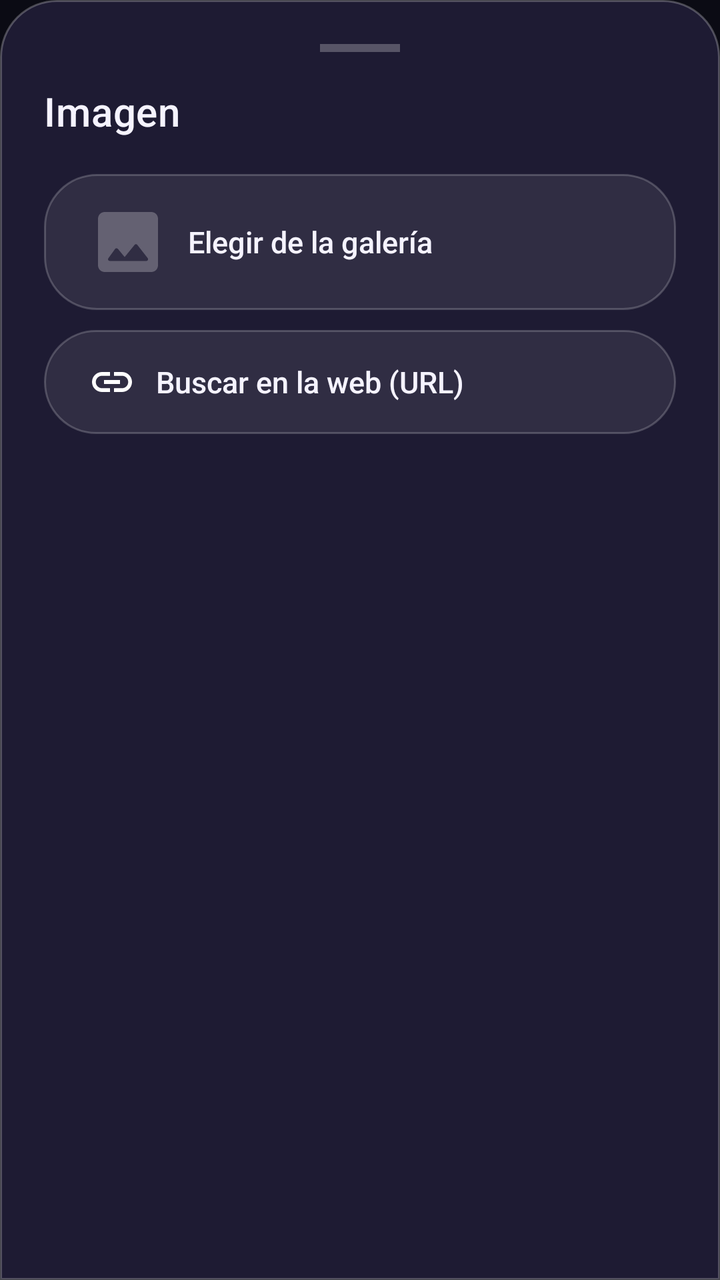
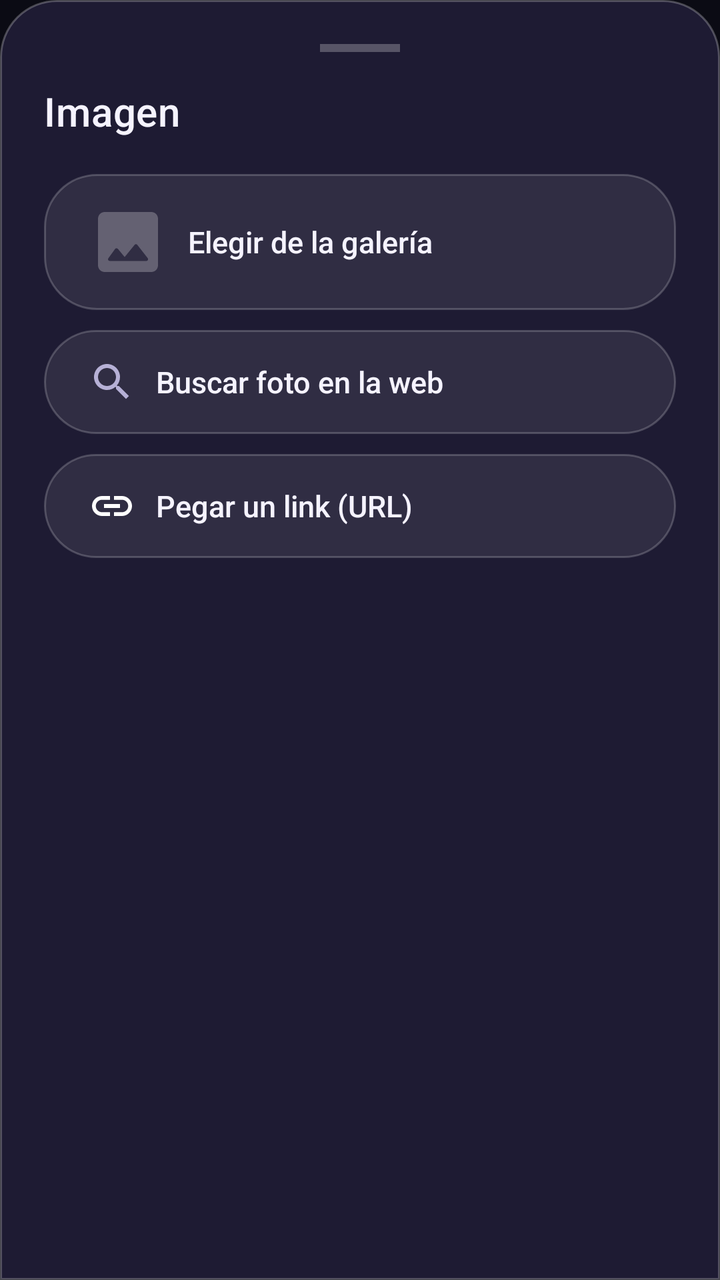

Screens rendered from an Android XML layout before and after an edit, with the pre-edit source and the edit as a unified diff.
<!-- AndroidManifest.xml: application theme Theme.DondeMierdaIba -->
<!-- res/layout/dialog_image_source.xml -->
<?xml version="1.0" encoding="utf-8"?>
<LinearLayout xmlns:android="http://schemas.android.com/apk/res/android"
    android:layout_width="match_parent"
    android:layout_height="wrap_content"
    android:background="@drawable/bg_glass_sheet"
    android:orientation="vertical"
    android:padding="22dp">

    <View
        android:layout_width="40dp"
        android:layout_height="4dp"
        android:layout_gravity="center_horizontal"
        android:background="#40FFFFFF" />

    <TextView
        android:layout_width="wrap_content"
        android:layout_height="wrap_content"
        android:layout_marginTop="16dp"
        android:text="@string/field_image"
        android:textAppearance="@style/TextAppearance.DMI.Title" />

    <Button
        android:id="@+id/btnGallery"
        style="@style/Widget.DMI.AppleButton.Ghost"
        android:layout_width="match_parent"
        android:layout_height="wrap_content"
        android:layout_marginTop="18dp"
        android:drawableStart="@drawable/ic_image_placeholder"
        android:drawablePadding="10dp"
        android:gravity="center_vertical|start"
        android:text="@string/pick_from_gallery" />

    <Button
        android:id="@+id/btnWeb"
        style="@style/Widget.DMI.AppleButton.Ghost"
        android:layout_width="match_parent"
        android:layout_height="wrap_content"
        android:layout_marginTop="10dp"
        android:drawableStart="@drawable/ic_link"
        android:drawablePadding="10dp"
        android:gravity="center_vertical|start"
        android:text="@string/pick_from_web" />

    <LinearLayout
        android:id="@+id/webUrlRow"
        android:layout_width="match_parent"
        android:layout_height="wrap_content"
        android:layout_marginTop="12dp"
        android:orientation="horizontal"
        android:visibility="gone">

        <EditText
            android:id="@+id/edtWebUrl"
            android:layout_width="0dp"
            android:layout_height="wrap_content"
            android:layout_weight="1"
            android:background="@drawable/bg_glass_input"
            android:hint="@string/web_url_hint"
            android:inputType="textUri"
            android:maxLines="1"
            android:textColor="@color/text_primary"
            android:textColorHint="@color/text_muted" />

        <ImageButton
            android:id="@+id/btnConfirmWebUrl"
            android:layout_width="44dp"
            android:layout_height="44dp"
            android:layout_marginStart="8dp"
            android:background="@drawable/bg_button_apple_normal"
            android:padding="10dp"
            android:src="@drawable/ic_check" />

    </LinearLayout>

</LinearLayout>
<!-- resources referenced by this layout -->
<resources>
  <color name="text_muted">#7B7699</color>
  <color name="text_primary">#F5F3FF</color>
  <!-- drawable bg_button_apple_normal (drawable) -->
  <?xml version="1.0" encoding="utf-8"?>
  <shape xmlns:android="http://schemas.android.com/apk/res/android">
      <gradient
          android:angle="90"
          android:startColor="@color/accent_violet"
          android:endColor="#6D28D9"
          android:type="linear" />
      <corners android:radius="26dp" />
  </shape>
  <!-- drawable bg_glass_input (drawable) -->
  <?xml version="1.0" encoding="utf-8"?>
  <shape xmlns:android="http://schemas.android.com/apk/res/android">
      <solid android:color="#1AFFFFFF" />
      <corners android:radius="16dp" />
      <stroke android:width="1dp" android:color="#33FFFFFF" />
      <padding android:left="16dp" android:right="16dp" android:top="12dp" android:bottom="12dp" />
  </shape>
  <!-- drawable bg_glass_sheet (drawable) -->
  <?xml version="1.0" encoding="utf-8"?>
  <shape xmlns:android="http://schemas.android.com/apk/res/android">
      <solid android:color="#1E1B33" />
      <corners
          android:topLeftRadius="28dp"
          android:topRightRadius="28dp" />
      <stroke android:width="1dp" android:color="@color/glass_stroke" />
  </shape>
  <!-- drawable ic_check (drawable) -->
  <?xml version="1.0" encoding="utf-8"?>
  <vector xmlns:android="http://schemas.android.com/apk/res/android"
      android:width="24dp" android:height="24dp" android:viewportWidth="24" android:viewportHeight="24">
      <path android:fillColor="#FFFFFF" android:pathData="M9,16.17L4.83,12l-1.42,1.41L9,19 21,7l-1.41,-1.41z"/>
  </vector>
  <!-- drawable ic_link (drawable) -->
  <?xml version="1.0" encoding="utf-8"?>
  <vector xmlns:android="http://schemas.android.com/apk/res/android"
      android:width="24dp" android:height="24dp" android:viewportWidth="24" android:viewportHeight="24">
      <path android:fillColor="#FFFFFF" android:pathData="M3.9,12c0,-1.71 1.39,-3.1 3.1,-3.1h4V7H7c-2.76,0 -5,2.24 -5,5s2.24,5 5,5h4v-1.9H7c-1.71,0 -3.1,-1.39 -3.1,-3.1zM8,13h8v-2H8v2zM17,7h-4v1.9h4c1.71,0 3.1,1.39 3.1,3.1s-1.39,3.1 -3.1,3.1h-4V17h4c2.76,0 5,-2.24 5,-5s-2.24,-5 -5,-5z"/>
  </vector>
  <string name="field_image">Imagen</string>
  <string name="pick_from_gallery">Elegir de la galería</string>
  <string name="pick_from_web">Buscar en la web (URL)</string>
  <string name="web_url_hint">Pegá el link de la imagen…</string>
  <style name="TextAppearance.DMI.Title" parent="TextAppearance.MaterialComponents.Headline6">
          <item name="android:textColor">@color/text_primary</item>
          <item name="android:fontFamily">sans-serif-medium</item>
      </style>
  <style name="Widget.DMI.AppleButton.Ghost">
          <item name="android:background">@drawable/bg_button_apple_ghost</item>
          <item name="android:textColor">@color/text_primary</item>
      </style>
  <color name="accent_violet">#8B5CF6</color>
  <color name="glass_stroke">#40FFFFFF</color>
  <color name="bg_top">#0B0B14</color>
  <color name="accent_cyan">#22D3EE</color>
  <color name="text_secondary">#B6B0D6</color>
  <!-- unchanged entries left out for length: 3 -->
</resources>

<!-- the commit's change to res/layout/dialog_image_source.xml (unified diff, before → after) -->
@@ -36,10 +36,21 @@
         android:layout_width="match_parent"
         android:layout_height="wrap_content"
         android:layout_marginTop="10dp"
+        android:drawableStart="@drawable/ic_search"
+        android:drawablePadding="10dp"
+        android:gravity="center_vertical|start"
+        android:text="@string/search_photo_action" />
+
+    <Button
+        android:id="@+id/btnManualLink"
+        style="@style/Widget.DMI.AppleButton.Ghost"
+        android:layout_width="match_parent"
+        android:layout_height="wrap_content"
+        android:layout_marginTop="10dp"
         android:drawableStart="@drawable/ic_link"
         android:drawablePadding="10dp"
         android:gravity="center_vertical|start"
-        android:text="@string/pick_from_web" />
+        android:text="@string/paste_link_manually" />
 
     <LinearLayout
         android:id="@+id/webUrlRow"
<!-- resource entries referenced after the edit -->
@@ -41,9 +41,17 @@
       android:width="24dp" android:height="24dp" android:viewportWidth="24" android:viewportHeight="24">
       <path android:fillColor="#FFFFFF" android:pathData="M3.9,12c0,-1.71 1.39,-3.1 3.1,-3.1h4V7H7c-2.76,0 -5,2.24 -5,5s2.24,5 5,5h4v-1.9H7c-1.71,0 -3.1,-1.39 -3.1,-3.1zM8,13h8v-2H8v2zM17,7h-4v1.9h4c1.71,0 3.1,1.39 3.1,3.1s-1.39,3.1 -3.1,3.1h-4V17h4c2.76,0 5,-2.24 5,-5s-2.24,-5 -5,-5z"/>
   </vector>
+  <!-- drawable ic_search (drawable) -->
+  <?xml version="1.0" encoding="utf-8"?>
+  <vector xmlns:android="http://schemas.android.com/apk/res/android"
+      android:width="24dp" android:height="24dp" android:viewportWidth="24" android:viewportHeight="24"
+      android:tint="?attr/colorControlNormal">
+      <path android:fillColor="#FFFFFF" android:pathData="M15.5,14h-0.79l-0.28,-0.27C15.41,12.59 16,11.11 16,9.5 16,5.91 13.09,3 9.5,3S3,5.91 3,9.5 5.91,16 9.5,16c1.61,0 3.09,-0.59 4.23,-1.57l0.27,0.28v0.79l5,4.99L20.49,19l-4.99,-5zM9.5,14C7.01,14 5,11.99 5,9.5S7.01,5 9.5,5 14,7.01 14,9.5 11.99,14 9.5,14z"/>
+  </vector>
   <string name="field_image">Imagen</string>
+  <string name="paste_link_manually">Pegar un link (URL)</string>
   <string name="pick_from_gallery">Elegir de la galería</string>
-  <string name="pick_from_web">Buscar en la web (URL)</string>
+  <string name="search_photo_action">Buscar foto en la web</string>
   <string name="web_url_hint">Pegá el link de la imagen…</string>
   <style name="TextAppearance.DMI.Title" parent="TextAppearance.MaterialComponents.Headline6">
           <item name="android:textColor">@color/text_primary</item>
